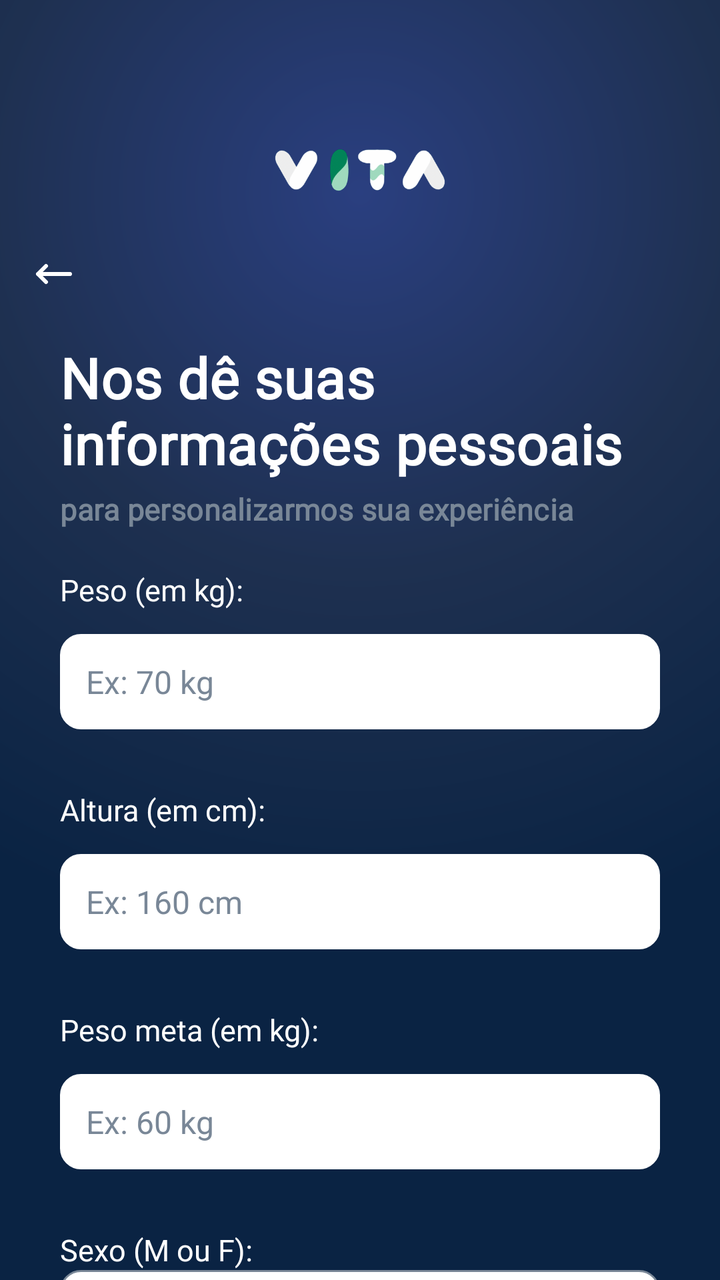
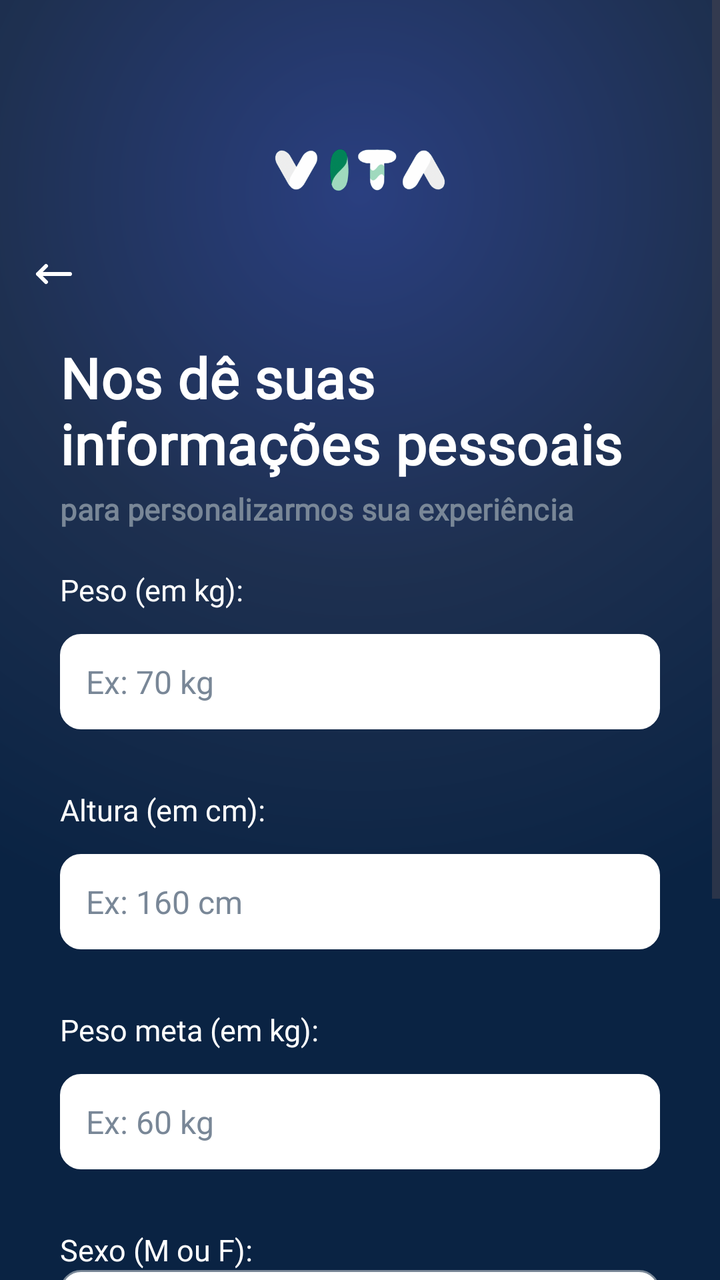

Before-and-after screenshots of an Android layout around one commit, followed by the original layout XML and the change that was made.
<!-- AndroidManifest.xml: application theme Theme.VITA -->
<!-- res/layout/activity_informations.xml -->
<?xml version="1.0" encoding="utf-8"?>
<androidx.constraintlayout.widget.ConstraintLayout xmlns:android="http://schemas.android.com/apk/res/android"
    xmlns:app="http://schemas.android.com/apk/res-auto"
    xmlns:tools="http://schemas.android.com/tools"
    android:id="@+id/main"
    android:layout_width="match_parent"
    android:layout_height="match_parent"
    tools:context=".Informations"
    android:background="@drawable/gradientbg">

    <ImageView
        android:id="@+id/icarrow"
        android:layout_width="24dp"
        android:layout_height="24dp"
        android:src="@drawable/arrow"
        android:scaleType="fitStart"
        android:clickable="true"
        app:layout_constraintTop_toTopOf="parent"
        app:layout_constraintStart_toStartOf="parent"
        android:layout_marginTop="125dp"
        android:layout_marginStart="15dp"/>

    <ImageView
        android:id="@+id/iclogo"
        android:layout_width="170dp"
        android:layout_height="170dp"
        android:src="@drawable/iclogo"
        app:layout_constraintTop_toTopOf="parent"
        app:layout_constraintStart_toStartOf="parent"
        app:layout_constraintEnd_toEndOf="parent"/>

    <TextView
        android:id="@+id/txtTitulo"
        android:layout_width="wrap_content"
        android:layout_height="wrap_content"
        android:text="Nos dê suas \ninformações pessoais"
        android:fontFamily="@font/inter24_bold"
        android:textColor="@color/white"
        android:textSize="28dp"
        android:textStyle="bold"
        android:letterSpacing="0.01"
        app:layout_constraintTop_toTopOf="parent"
        app:layout_constraintStart_toStartOf="parent"
        android:layout_marginTop="170dp"
        android:layout_marginStart="30dp"/>

    <TextView
        android:id="@+id/txtsubtitulo"
        android:layout_width="wrap_content"
        android:layout_height="wrap_content"
        android:text="para personalizarmos sua experiência"
        android:fontFamily="@font/inter24_italic"
        android:textColor="@color/grey"
        android:textSize="15dp"
        android:textStyle="bold"
        android:letterSpacing="0.01"
        app:layout_constraintStart_toStartOf="@id/txtTitulo"
        app:layout_constraintTop_toBottomOf="@id/txtTitulo"
        android:layout_marginTop="4dp"/>

    <TextView
        android:id="@+id/txtpeso"
        android:layout_width="wrap_content"
        android:layout_height="wrap_content"
        android:text="Peso (em kg):"
        android:fontFamily="@font/inter24_semibold"
        android:textColor="@color/white"
        android:textSize="15dp"
        app:layout_constraintStart_toStartOf="@id/txtsubtitulo"
        app:layout_constraintTop_toBottomOf="@id/txtsubtitulo"
        android:layout_marginTop="20dp"/>

    <EditText
        android:id="@+id/edtPeso"
        android:layout_width="match_parent"
        android:layout_height="wrap_content"
        android:hint="Ex: 70 kg"
        android:textColor="@color/black"
        android:background="@drawable/rounded_corner"
        android:backgroundTint="@color/white"
        android:textColorHint="@color/grey"
        android:textSize="16sp"
        android:inputType="numberDecimal"
        android:padding="13dp"
        android:layout_marginStart="30dp"
        android:layout_marginEnd="30dp"
        app:layout_constraintTop_toBottomOf="@id/txtpeso"
        android:layout_marginTop="12dp"/>

    <TextView
        android:id="@+id/txtaltura"
        android:layout_width="wrap_content"
        android:layout_height="wrap_content"
        android:text="Altura (em cm):"
        android:fontFamily="@font/inter24_semibold"
        android:textColor="@color/white"
        android:textSize="15dp"
        app:layout_constraintStart_toStartOf="@id/txtpeso"
        app:layout_constraintTop_toBottomOf="@id/edtPeso"
        android:layout_marginTop="30dp"/>

    <EditText
        android:id="@+id/edtAltura"
        android:layout_width="match_parent"
        android:layout_height="wrap_content"
        android:hint="Ex: 160 cm"
        android:textColor="@color/black"
        android:background="@drawable/rounded_corner"
        android:backgroundTint="@color/white"
        android:textColorHint="@color/grey"
        android:textSize="16sp"
        android:inputType="number"
        android:padding="13dp"
        android:layout_marginStart="30dp"
        android:layout_marginEnd="30dp"
        app:layout_constraintTop_toBottomOf="@id/txtaltura"
        android:layout_marginTop="12dp"/>

    <TextView
        android:id="@+id/txtpesometa"
        android:layout_width="wrap_content"
        android:layout_height="wrap_content"
        android:text="Peso meta (em kg):"
        android:fontFamily="@font/inter24_semibold"
        android:textColor="@color/white"
        android:textSize="15dp"
        app:layout_constraintStart_toStartOf="@id/txtpeso"
        app:layout_constraintTop_toBottomOf="@id/edtAltura"
        android:layout_marginTop="30dp"/>

    <EditText
        android:id="@+id/edtPesoMeta"
        android:layout_width="match_parent"
        android:layout_height="wrap_content"
        android:hint="Ex: 60 kg"
        android:textColor="@color/black"
        android:background="@drawable/rounded_corner"
        android:backgroundTint="@color/white"
        android:textColorHint="@color/grey"
        android:textSize="16sp"
        android:inputType="number"
        android:padding="13dp"
        android:layout_marginStart="30dp"
        android:layout_marginEnd="30dp"
        app:layout_constraintTop_toBottomOf="@id/txtpesometa"
        android:layout_marginTop="12dp"/>

    <TextView
        android:id="@+id/txtsexo"
        android:layout_width="wrap_content"
        android:layout_height="wrap_content"
        android:text="Sexo (M ou F):"
        android:fontFamily="@font/inter24_semibold"
        android:textColor="@color/white"
        android:textSize="15dp"
        app:layout_constraintStart_toStartOf="@id/txtpeso"
        app:layout_constraintTop_toBottomOf="@id/edtPesoMeta"
        android:layout_marginTop="30dp"/>

    <Spinner
        android:id="@+id/spinnerSexo"
        android:layout_width="match_parent"
        android:layout_height="48dp"
        app:layout_constraintStart_toStartOf="parent"
        app:layout_constraintTop_toBottomOf="@id/txtsexo"
        android:background="@drawable/dropdownbg"
        android:layout_marginStart="30dp"
        android:layout_marginEnd="30dp"
        android:spinnerMode="dropdown"/>

    <TextView
        android:id="@+id/txtnasc"
        android:layout_width="wrap_content"
        android:layout_height="wrap_content"
        android:text="Data de nascimento (DD/MM/YYYY):"
        android:fontFamily="@font/inter24_semibold"
        android:textColor="@color/white"
        android:textSize="15dp"
        app:layout_constraintStart_toStartOf="@id/txtpeso"
        app:layout_constraintTop_toBottomOf="@id/spinnerSexo"
        android:layout_marginTop="30dp"/>

    <EditText
        android:id="@+id/edtNasc"
        android:layout_width="match_parent"
        android:layout_height="wrap_content"
        android:hint="Ex: 01/01/2000"
        android:textColor="@color/black"
        android:background="@drawable/rounded_corner"
        android:backgroundTint="@color/white"
        android:textColorHint="@color/grey"
        android:textSize="16sp"
        android:inputType="date"
        android:padding="13dp"
        android:layout_marginStart="30dp"
        android:layout_marginEnd="30dp"
        app:layout_constraintTop_toBottomOf="@id/txtnasc"
        android:layout_marginTop="12dp"/>

    <Button
        android:id="@+id/continueBtn"
        android:layout_width="match_parent"
        android:layout_height="wrap_content"
        android:layout_marginTop="20dp"
        android:layout_marginStart="30dp"
        android:layout_marginEnd="30dp"
        android:padding="13dp"
        android:text="Continuar"
        android:fontFamily="@font/istokweb_bold"
        android:textSize="18sp"
        android:textColor="@color/white"
        android:backgroundTint="@color/green1"
        app:layout_constraintTop_toBottomOf="@id/edtNasc"/>

</androidx.constraintlayout.widget.ConstraintLayout>
<!-- resources referenced by this layout -->
<resources>
  <color name="black">#FF000000</color>
  <color name="green1">#178047</color>
  <color name="grey">#798797</color>
  <color name="white">#FFFFFFFF</color>
  <!-- drawable arrow (drawable) -->
  <vector xmlns:android="http://schemas.android.com/apk/res/android" android:height="15dp" android:viewportHeight="24" android:viewportWidth="24" android:width="15dp">
        
      <path android:fillColor="#FFFFFF" android:pathData="M4,12H20M4,12L8,8M4,12L8,16" android:strokeColor="#FFFFFF" android:strokeLineCap="round" android:strokeLineJoin="round" android:strokeWidth="2"/>
      
  </vector>
  <!-- drawable dropdownbg (drawable) -->
  <?xml version="1.0" encoding="utf-8"?>
  <shape xmlns:android="http://schemas.android.com/apk/res/android"
      android:shape="rectangle">
      <solid android:color="@color/white" />
      <corners android:radius="10dp" />
      <stroke android:width="1dp" android:color="@color/grey" />
  </shape>
  <!-- drawable gradientbg (drawable) -->
  <?xml version="1.0" encoding="utf-8"?>
  <shape xmlns:android="http://schemas.android.com/apk/res/android"
      android:shape="rectangle">
      <gradient
          android:type="radial"
          android:gradientRadius="380dp"
          android:centerX="0.5"
          android:centerY="0.15"
          android:startColor="#2A3F80"
          android:centerColor="#1E3050"
          android:endColor="@color/blue1" />
  </shape>
  <!-- drawable iclogo: png bitmap (drawable, 8076 bytes) -->
  <!-- drawable rounded_corner (drawable) -->
  <?xml version="1.0" encoding="utf-8"?>
  <shape xmlns:android="http://schemas.android.com/apk/res/android"
      android:shape="rectangle">
      <corners android:radius="10dp"/>
      <stroke android:width="1dp" android:color="@color/white"/>
  </shape>
  <style name="Theme.VITA" parent="Base.Theme.VITA" />
  <color name="blue1">#0A2343</color>
  <style name="Base.Theme.VITA" parent="Theme.Material3.DayNight.NoActionBar">
          
          
      </style>
</resources>

<!-- the commit's change to res/layout/activity_informations.xml (unified diff, before → after) -->
@@ -1,215 +1,225 @@
 <?xml version="1.0" encoding="utf-8"?>
-<androidx.constraintlayout.widget.ConstraintLayout xmlns:android="http://schemas.android.com/apk/res/android"
+<ScrollView
+    xmlns:android="http://schemas.android.com/apk/res/android"
     xmlns:app="http://schemas.android.com/apk/res-auto"
     xmlns:tools="http://schemas.android.com/tools"
     android:id="@+id/main"
     android:layout_width="match_parent"
     android:layout_height="match_parent"
     tools:context=".Informations"
-    android:background="@drawable/gradientbg">
-
-    <ImageView
-        android:id="@+id/icarrow"
-        android:layout_width="24dp"
-        android:layout_height="24dp"
-        android:src="@drawable/arrow"
-        android:scaleType="fitStart"
-        android:clickable="true"
-        app:layout_constraintTop_toTopOf="parent"
-        app:layout_constraintStart_toStartOf="parent"
-        android:layout_marginTop="125dp"
-        android:layout_marginStart="15dp"/>
-
-    <ImageView
-        android:id="@+id/iclogo"
-        android:layout_width="170dp"
-        android:layout_height="170dp"
-        android:src="@drawable/iclogo"
-        app:layout_constraintTop_toTopOf="parent"
-        app:layout_constraintStart_toStartOf="parent"
-        app:layout_constraintEnd_toEndOf="parent"/>
-
-    <TextView
-        android:id="@+id/txtTitulo"
-        android:layout_width="wrap_content"
-        android:layout_height="wrap_content"
-        android:text="Nos dê suas \ninformações pessoais"
-        android:fontFamily="@font/inter24_bold"
-        android:textColor="@color/white"
-        android:textSize="28dp"
-        android:textStyle="bold"
-        android:letterSpacing="0.01"
-        app:layout_constraintTop_toTopOf="parent"
-        app:layout_constraintStart_toStartOf="parent"
-        android:layout_marginTop="170dp"
-        android:layout_marginStart="30dp"/>
-
-    <TextView
-        android:id="@+id/txtsubtitulo"
-        android:layout_width="wrap_content"
-        android:layout_height="wrap_content"
-        android:text="para personalizarmos sua experiência"
-        android:fontFamily="@font/inter24_italic"
-        android:textColor="@color/grey"
-        android:textSize="15dp"
-        android:textStyle="bold"
-        android:letterSpacing="0.01"
-        app:layout_constraintStart_toStartOf="@id/txtTitulo"
-        app:layout_constraintTop_toBottomOf="@id/txtTitulo"
-        android:layout_marginTop="4dp"/>
-
-    <TextView
-        android:id="@+id/txtpeso"
-        android:layout_width="wrap_content"
-        android:layout_height="wrap_content"
-        android:text="Peso (em kg):"
-        android:fontFamily="@font/inter24_semibold"
-        android:textColor="@color/white"
-        android:textSize="15dp"
-        app:layout_constraintStart_toStartOf="@id/txtsubtitulo"
-        app:layout_constraintTop_toBottomOf="@id/txtsubtitulo"
-        android:layout_marginTop="20dp"/>
-
-    <EditText
-        android:id="@+id/edtPeso"
+    android:background="@drawable/gradientbg"
+    android:fillViewport="true">
+
+    
+    <androidx.constraintlayout.widget.ConstraintLayout
         android:layout_width="match_parent"
         android:layout_height="wrap_content"
-        android:hint="Ex: 70 kg"
-        android:textColor="@color/black"
-        android:background="@drawable/rounded_corner"
-        android:backgroundTint="@color/white"
-        android:textColorHint="@color/grey"
-        android:textSize="16sp"
-        android:inputType="numberDecimal"
-        android:padding="13dp"
-        android:layout_marginStart="30dp"
-        android:layout_marginEnd="30dp"
-        app:layout_constraintTop_toBottomOf="@id/txtpeso"
-        android:layout_marginTop="12dp"/>
-
-    <TextView
-        android:id="@+id/txtaltura"
-        android:layout_width="wrap_content"
-        android:layout_height="wrap_content"
-        android:text="Altura (em cm):"
-        android:fontFamily="@font/inter24_semibold"
-        android:textColor="@color/white"
-        android:textSize="15dp"
-        app:layout_constraintStart_toStartOf="@id/txtpeso"
-        app:layout_constraintTop_toBottomOf="@id/edtPeso"
-        android:layout_marginTop="30dp"/>
-
-    <EditText
-        android:id="@+id/edtAltura"
-        android:layout_width="match_parent"
-        android:layout_height="wrap_content"
-        android:hint="Ex: 160 cm"
-        android:textColor="@color/black"
-        android:background="@drawable/rounded_corner"
-        android:backgroundTint="@color/white"
-        android:textColorHint="@color/grey"
-        android:textSize="16sp"
-        android:inputType="number"
-        android:padding="13dp"
-        android:layout_marginStart="30dp"
-        android:layout_marginEnd="30dp"
-        app:layout_constraintTop_toBottomOf="@id/txtaltura"
-        android:layout_marginTop="12dp"/>
-
-    <TextView
-        android:id="@+id/txtpesometa"
-        android:layout_width="wrap_content"
-        android:layout_height="wrap_content"
-        android:text="Peso meta (em kg):"
-        android:fontFamily="@font/inter24_semibold"
-        android:textColor="@color/white"
-        android:textSize="15dp"
-        app:layout_constraintStart_toStartOf="@id/txtpeso"
-        app:layout_constraintTop_toBottomOf="@id/edtAltura"
-        android:layout_marginTop="30dp"/>
-
-    <EditText
-        android:id="@+id/edtPesoMeta"
-        android:layout_width="match_parent"
-        android:layout_height="wrap_content"
-        android:hint="Ex: 60 kg"
-        android:textColor="@color/black"
-        android:background="@drawable/rounded_corner"
-        android:backgroundTint="@color/white"
-        android:textColorHint="@color/grey"
-        android:textSize="16sp"
-        android:inputType="number"
-        android:padding="13dp"
-        android:layout_marginStart="30dp"
-        android:layout_marginEnd="30dp"
-        app:layout_constraintTop_toBottomOf="@id/txtpesometa"
-        android:layout_marginTop="12dp"/>
-
-    <TextView
-        android:id="@+id/txtsexo"
-        android:layout_width="wrap_content"
-        android:layout_height="wrap_content"
-        android:text="Sexo (M ou F):"
-        android:fontFamily="@font/inter24_semibold"
-        android:textColor="@color/white"
-        android:textSize="15dp"
-        app:layout_constraintStart_toStartOf="@id/txtpeso"
-        app:layout_constraintTop_toBottomOf="@id/edtPesoMeta"
-        android:layout_marginTop="30dp"/>
-
-    <Spinner
-        android:id="@+id/spinnerSexo"
-        android:layout_width="match_parent"
-        android:layout_height="48dp"
-        app:layout_constraintStart_toStartOf="parent"
-        app:layout_constraintTop_toBottomOf="@id/txtsexo"
-        android:background="@drawable/dropdownbg"
-        android:layout_marginStart="30dp"
-        android:layout_marginEnd="30dp"
-        android:spinnerMode="dropdown"/>
-
-    <TextView
-        android:id="@+id/txtnasc"
-        android:layout_width="wrap_content"
-        android:layout_height="wrap_content"
-        android:text="Data de nascimento (DD/MM/YYYY):"
-        android:fontFamily="@font/inter24_semibold"
-        android:textColor="@color/white"
-        android:textSize="15dp"
-        app:layout_constraintStart_toStartOf="@id/txtpeso"
-        app:layout_constraintTop_toBottomOf="@id/spinnerSexo"
-        android:layout_marginTop="30dp"/>
-
-    <EditText
-        android:id="@+id/edtNasc"
-        android:layout_width="match_parent"
-        android:layout_height="wrap_content"
-        android:hint="Ex: 01/01/2000"
-        android:textColor="@color/black"
-        android:background="@drawable/rounded_corner"
-        android:backgroundTint="@color/white"
-        android:textColorHint="@color/grey"
-        android:textSize="16sp"
-        android:inputType="date"
-        android:padding="13dp"
-        android:layout_marginStart="30dp"
-        android:layout_marginEnd="30dp"
-        app:layout_constraintTop_toBottomOf="@id/txtnasc"
-        android:layout_marginTop="12dp"/>
-
-    <Button
-        android:id="@+id/continueBtn"
-        android:layout_width="match_parent"
-        android:layout_height="wrap_content"
-        android:layout_marginTop="20dp"
-        android:layout_marginStart="30dp"
-        android:layout_marginEnd="30dp"
-        android:padding="13dp"
-        android:text="Continuar"
-        android:fontFamily="@font/istokweb_bold"
-        android:textSize="18sp"
-        android:textColor="@color/white"
-        android:backgroundTint="@color/green1"
-        app:layout_constraintTop_toBottomOf="@id/edtNasc"/>
-
-</androidx.constraintlayout.widget.ConstraintLayout>
+        android:paddingBottom="30dp">
+
+        <ImageView
+            android:id="@+id/icarrow"
+            android:layout_width="24dp"
+            android:layout_height="24dp"
+            android:src="@drawable/arrow"
+            android:scaleType="fitStart"
+            android:clickable="true"
+            app:layout_constraintTop_toTopOf="parent"
+            app:layout_constraintStart_toStartOf="parent"
+            android:layout_marginTop="125dp"
+            android:layout_marginStart="15dp"/>
+
+        <ImageView
+            android:id="@+id/iclogo"
+            android:layout_width="170dp"
+            android:layout_height="170dp"
+            android:src="@drawable/iclogo"
+            app:layout_constraintTop_toTopOf="parent"
+            app:layout_constraintStart_toStartOf="parent"
+            app:layout_constraintEnd_toEndOf="parent"/>
+
+        <TextView
+            android:id="@+id/txtTitulo"
+            android:layout_width="wrap_content"
+            android:layout_height="wrap_content"
+            android:text="Nos dê suas \ninformações pessoais"
+            android:fontFamily="@font/inter24_bold"
+            android:textColor="@color/white"
+            android:textSize="28sp"
+            android:textStyle="bold"
+            android:letterSpacing="0.01"
+            app:layout_constraintTop_toTopOf="parent"
+            app:layout_constraintStart_toStartOf="parent"
+            android:layout_marginTop="170dp"
+            android:layout_marginStart="30dp"/>
+
+        <TextView
+            android:id="@+id/txtsubtitulo"
+            android:layout_width="wrap_content"
+            android:layout_height="wrap_content"
+            android:text="para personalizarmos sua experiência"
+            android:fontFamily="@font/inter24_italic"
+            android:textColor="@color/grey"
+            android:textSize="15sp"
+            android:textStyle="bold"
+            android:letterSpacing="0.01"
+            app:layout_constraintStart_toStartOf="@id/txtTitulo"
+            app:layout_constraintTop_toBottomOf="@id/txtTitulo"
+            android:layout_marginTop="4dp"/>
+
+        <TextView
+            android:id="@+id/txtpeso"
+            android:layout_width="wrap_content"
+            android:layout_height="wrap_content"
+            android:text="Peso (em kg):"
+            android:fontFamily="@font/inter24_semibold"
+            android:textColor="@color/white"
+            android:textSize="15sp"
+            app:layout_constraintStart_toStartOf="@id/txtsubtitulo"
+            app:layout_constraintTop_toBottomOf="@id/txtsubtitulo"
+            android:layout_marginTop="20dp"/>
+
+        <EditText
+            android:id="@+id/edtPeso"
+            android:layout_width="match_parent"
+            android:layout_height="wrap_content"
+            android:hint="Ex: 70 kg"
+            android:textColor="@color/black"
+            android:background="@drawable/rounded_corner"
+            android:backgroundTint="@color/white"
+            android:textColorHint="@color/grey"
+            android:textSize="16sp"
+            android:inputType="numberDecimal"
+            android:padding="13dp"
+            android:layout_marginStart="30dp"
+            android:layout_marginEnd="30dp"
+            app:layout_constraintTop_toBottomOf="@id/txtpeso"
+            android:layout_marginTop="12dp"/>
+
+        <TextView
+            android:id="@+id/txtaltura"
+            android:layout_width="wrap_content"
+            android:layout_height="wrap_content"
+            android:text="Altura (em cm):"
+            android:fontFamily="@font/inter24_semibold"
+            android:textColor="@color/white"
+            android:textSize="15sp"
+            app:layout_constraintStart_toStartOf="@id/txtpeso"
+            app:layout_constraintTop_toBottomOf="@id/edtPeso"
+            android:layout_marginTop="30dp"/>
+
+        <EditText
+            android:id="@+id/edtAltura"
+            android:layout_width="match_parent"
+            android:layout_height="wrap_content"
+            android:hint="Ex: 160 cm"
+            android:textColor="@color/black"
+            android:background="@drawable/rounded_corner"
+            android:backgroundTint="@color/white"
+            android:textColorHint="@color/grey"
+            android:textSize="16sp"
+            android:inputType="number"
+            android:padding="13dp"
+            android:layout_marginStart="30dp"
+            android:layout_marginEnd="30dp"
+            app:layout_constraintTop_toBottomOf="@id/txtaltura"
+            android:layout_marginTop="12dp"/>
+
+        <TextView
+            android:id="@+id/txtpesometa"
+            android:layout_width="wrap_content"
+            android:layout_height="wrap_content"
+            android:text="Peso meta (em kg):"
+            android:fontFamily="@font/inter24_semibold"
+            android:textColor="@color/white"
+            android:textSize="15sp"
+            app:layout_constraintStart_toStartOf="@id/txtpeso"
+            app:layout_constraintTop_toBottomOf="@id/edtAltura"
+            android:layout_marginTop="30dp"/>
+
+        <EditText
+            android:id="@+id/edtPesoMeta"
+            android:layout_width="match_parent"
+            android:layout_height="wrap_content"
+            android:hint="Ex: 60 kg"
+            android:textColor="@color/black"
+            android:background="@drawable/rounded_corner"
+            android:backgroundTint="@color/white"
+            android:textColorHint="@color/grey"
+            android:textSize="16sp"
+            android:inputType="number"
+            android:padding="13dp"
+            android:layout_marginStart="30dp"
+            android:layout_marginEnd="30dp"
+            app:layout_constraintTop_toBottomOf="@id/txtpesometa"
+            android:layout_marginTop="12dp"/>
+
+        <TextView
+            android:id="@+id/txtsexo"
+            android:layout_width="wrap_content"
+            android:layout_height="wrap_content"
+            android:text="Sexo (M ou F):"
+            android:fontFamily="@font/inter24_semibold"
+            android:textColor="@color/white"
+            android:textSize="15sp"
+            app:layout_constraintStart_toStartOf="@id/txtpeso"
+            app:layout_constraintTop_toBottomOf="@id/edtPesoMeta"
+            android:layout_marginTop="30dp"/>
+
+        <Spinner
+            android:id="@+id/spinnerSexo"
+            android:layout_width="match_parent"
+            android:layout_height="48dp"
+            app:layout_constraintStart_toStartOf="parent"
+            app:layout_constraintTop_toBottomOf="@id/txtsexo"
+            android:background="@drawable/dropdownbg"
+            android:layout_marginStart="30dp"
+            android:layout_marginEnd="30dp"
+            android:spinnerMode="dropdown"/>
+
+        <TextView
+            android:id="@+id/txtnasc"
+            android:layout_width="wrap_content"
+            android:layout_height="wrap_content"
+            android:text="Data de nascimento (DD/MM/YYYY):"
+            android:fontFamily="@font/inter24_semibold"
+            android:textColor="@color/white"
+            android:textSize="15sp"
+            app:layout_constraintStart_toStartOf="@id/txtpeso"
+            app:layout_constraintTop_toBottomOf="@id/spinnerSexo"
+            android:layout_marginTop="30dp"/>
+
+        <EditText
+            android:id="@+id/edtNasc"
+            android:layout_width="match_parent"
+            android:layout_height="wrap_content"
+            android:hint="Ex: 01/01/2000"
+            android:textColor="@color/black"
+            android:background="@drawable/rounded_corner"
+            android:backgroundTint="@color/white"
+            android:textColorHint="@color/grey"
+            android:textSize="16sp"
+            android:inputType="date"
+            android:padding="13dp"
+            android:layout_marginStart="30dp"
+            android:layout_marginEnd="30dp"
+            app:layout_constraintTop_toBottomOf="@id/txtnasc"
+            android:layout_marginTop="12dp"/>
+
+        <Button
+            android:id="@+id/continueBtn"
+            android:layout_width="match_parent"
+            android:layout_height="wrap_content"
+            android:layout_marginTop="30dp"
+            android:layout_marginStart="30dp"
+            android:layout_marginEnd="30dp"
+            android:padding="13dp"
+            android:text="Continuar"
+            android:backgroundTint="@color/green1"
+            android:fontFamily="@font/istokweb_bold"
+            android:textSize="18sp"
+            android:textColor="@color/white"
+            app:layout_constraintTop_toBottomOf="@id/edtNasc"
+            app:layout_constraintBottom_toBottomOf="parent"/>
+
+    </androidx.constraintlayout.widget.ConstraintLayout>
+</ScrollView>
